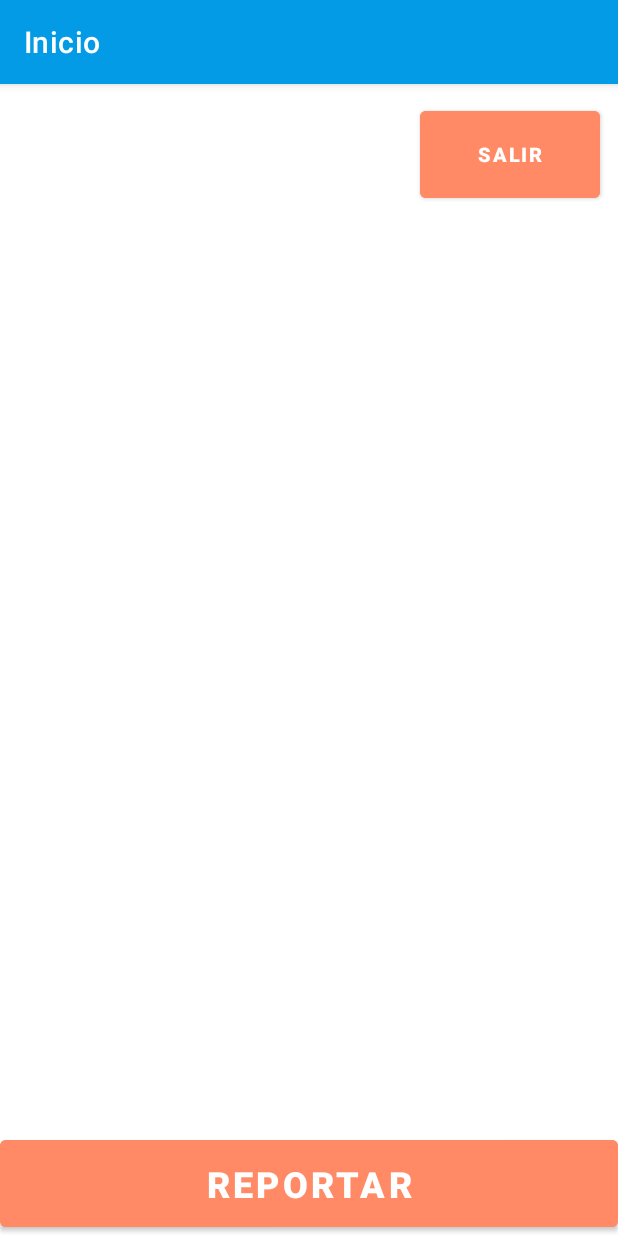
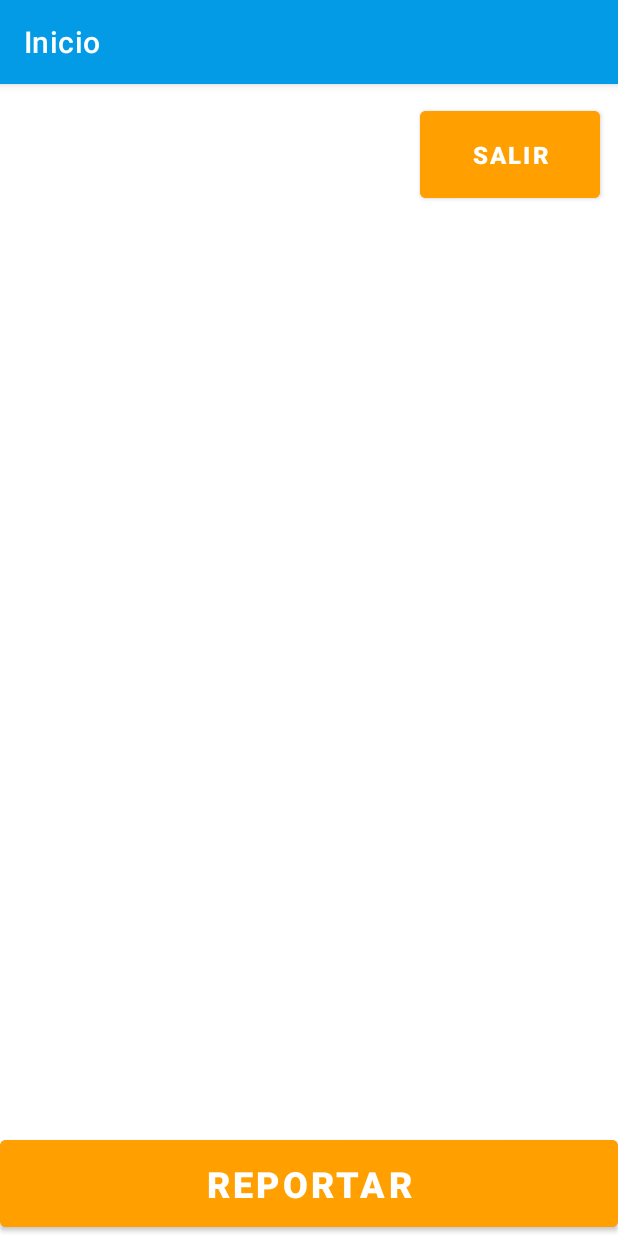
Before and after one commit to paulbm9/ST-Robmac, an Android app: the HomeActivity screen opened directly, with no data from a screen before it, on a phone screen of 412 x 824 dp. Run offline under Robolectric (Android 15) with nearby library versions, the phone set to English and light mode, and no system bars; our stand-ins replace Firebase (no records; nobody signed in at launch, a user with empty details on screens opened directly).

Commit message:
Fix bugs botones

```diff
--- a/app/src/main/res/layout/activity_home.xml
+++ b/app/src/main/res/layout/activity_home.xml
@@ -41,10 +41,10 @@
         android:layout_height="70dp"
         android:layout_marginRight="12dp"
         android:layout_marginTop="12dp"
-        android:backgroundTint="#FF8A65"
+        android:backgroundTint="#FFA000"
         android:text="Salir"
         android:textColor="#ffffff"
-        android:textSize="13sp"
+        android:textSize="16sp"
         android:textStyle="bold"
         app:layout_constraintTop_toTopOf="parent"
         app:layout_constraintRight_toRightOf="parent" />
@@ -53,7 +53,7 @@
         android:id="@+id/Reportar"
         android:layout_width="match_parent"
         android:layout_height="70dp"
-        android:backgroundTint="#FF8A65"
+        android:backgroundTint="#FFA000"
         android:text="Reportar"
         android:textColor="#ffffff"
         android:textSize="24sp"
```
